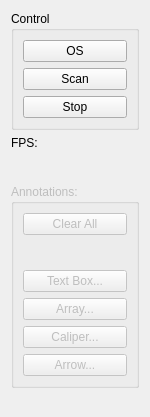
Qt form bscantools.ui (siborion/siborion_american_scan) before a commit.
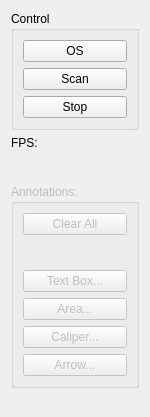
The same form after that commit.

Patch:
```diff
--- a/bscantools.ui
+++ b/bscantools.ui
@@ -120,7 +120,7 @@
         <item>
          <widget class="QPushButton" name="pbArray">
           <property name="text">
-           <string>Array...</string>
+           <string>Area...</string>
           </property>
           <property name="checkable">
            <bool>true</bool>
```
